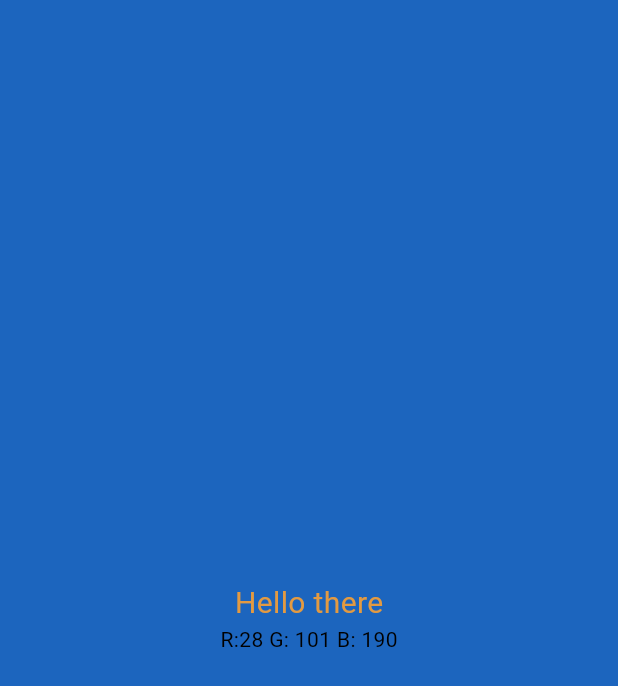
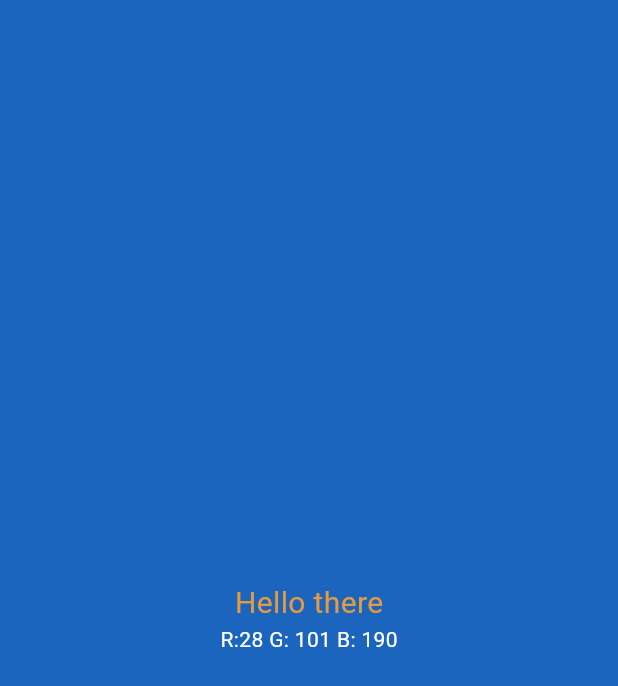
Before and after one commit to Eljjo/nice-colors, a Flutter app: the screen it shows after launch, on a phone screen of 412 x 824 dp. Shown: the top 686 px of the screen. Run offline on Flutter 3.47's test engine with Material 3 defaults, Android fonts, the phone set to English and light mode, and no system bars.

Commit message:
improved contrast colors on blue bg

```diff
--- a/lib/core/color_generator.dart
+++ b/lib/core/color_generator.dart
@@ -21,7 +21,7 @@ class ColorGenerator {
   }
 
   RgbColor contrastTo(RgbColor baseColor) {
-    if (baseColor.r > 128 || baseColor.g > 128 || baseColor.b > 110) {
+    if (baseColor.r > 128 || baseColor.g > 128 || baseColor.b > 200) {
       return const RgbColor(0, 0, 0);
     } else {
       return const RgbColor(255, 255, 255);
```
